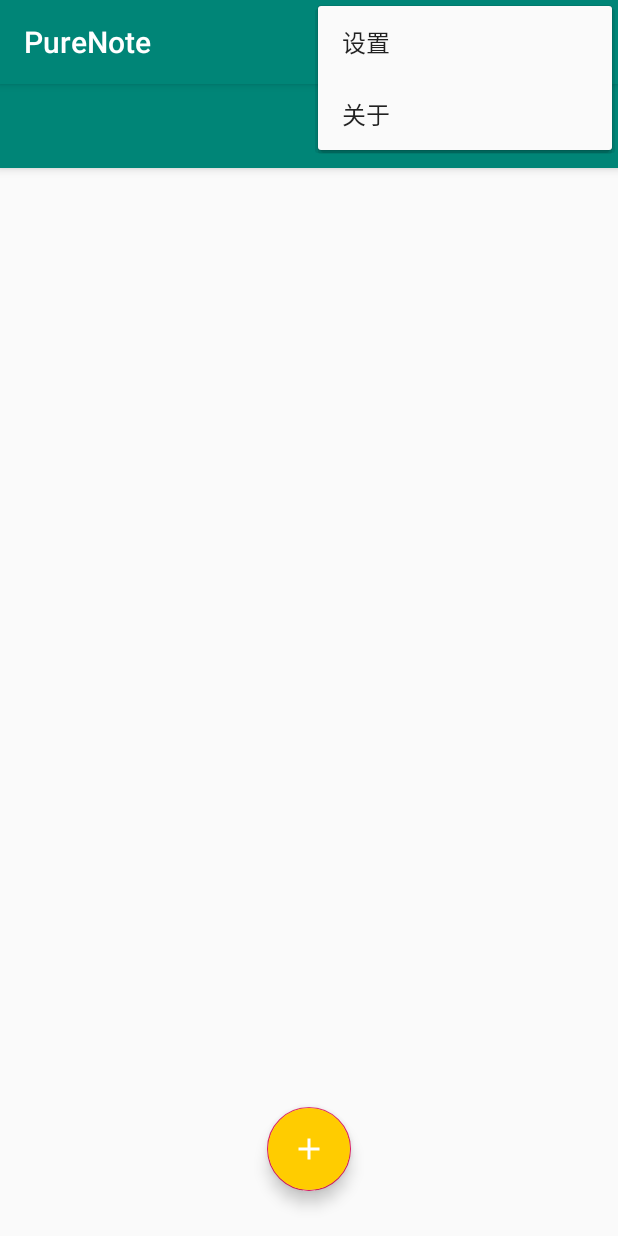
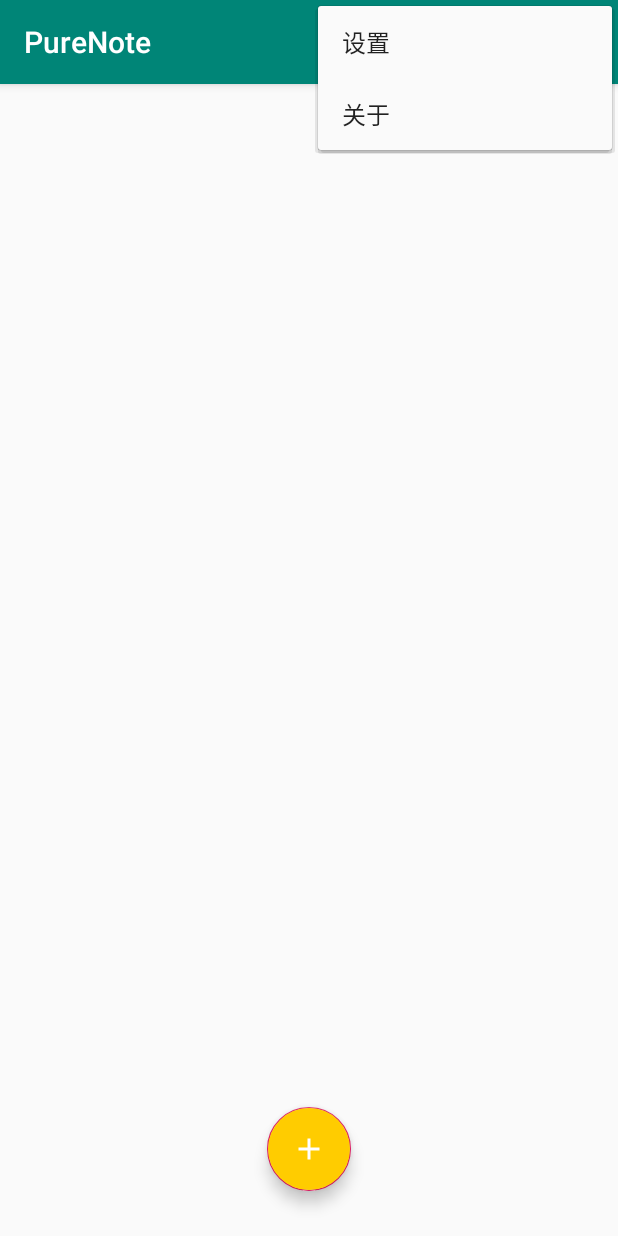
Before and after one commit to guiyujin/PureNote, an Android app: the screen it shows after launch (MainActivity), with the options menu open, on a phone screen of 412 x 824 dp. Run offline under Robolectric (Android 15) with nearby library versions, the phone set to English and light mode, and no system bars.

```diff
--- a/app/src/main/res/layout/activity_main.xml
+++ b/app/src/main/res/layout/activity_main.xml
@@ -5,29 +5,11 @@
     xmlns:app="http://schemas.android.com/apk/res-auto"
     android:orientation="vertical">
 
-    <com.google.android.material.appbar.AppBarLayout
-        android:layout_width="match_parent"
-        android:layout_height="wrap_content"
-        android:theme="@style/AppTheme.AppBarOverlay"
-        >
-
-        <androidx.appcompat.widget.Toolbar
-            android:id="@+id/toolbar_note_show"
-            android:layout_width="match_parent"
-            android:layout_height="?attr/actionBarSize"
-            android:background="?attr/colorPrimary"
-            app:popupTheme="@style/AppTheme.PopupOverlay">
-
-
-        </androidx.appcompat.widget.Toolbar>
-
-    </com.google.android.material.appbar.AppBarLayout>
-
     <ListView
         android:id="@+id/list"
         android:layout_width="match_parent"
         android:layout_height="wrap_content"
-        android:layout_alignParentTop="true"
+
         >
     </ListView>
 
```
